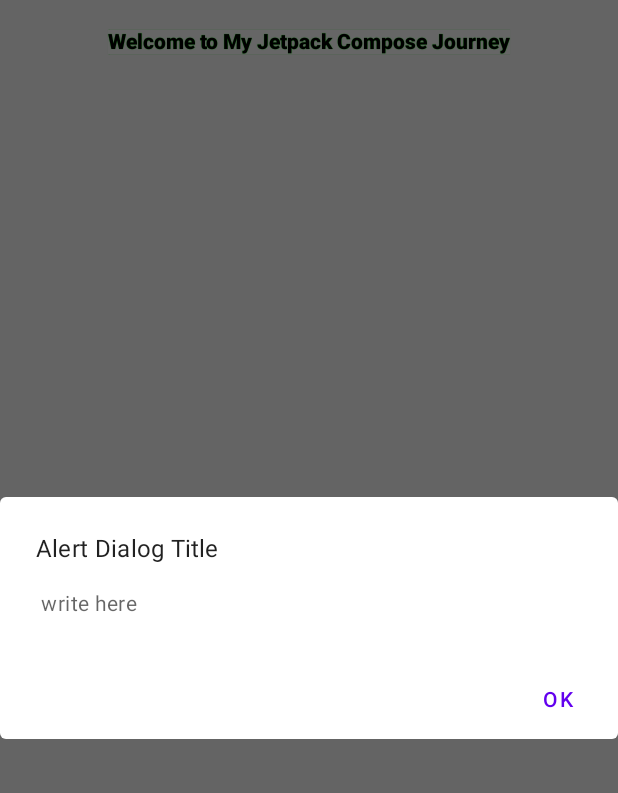
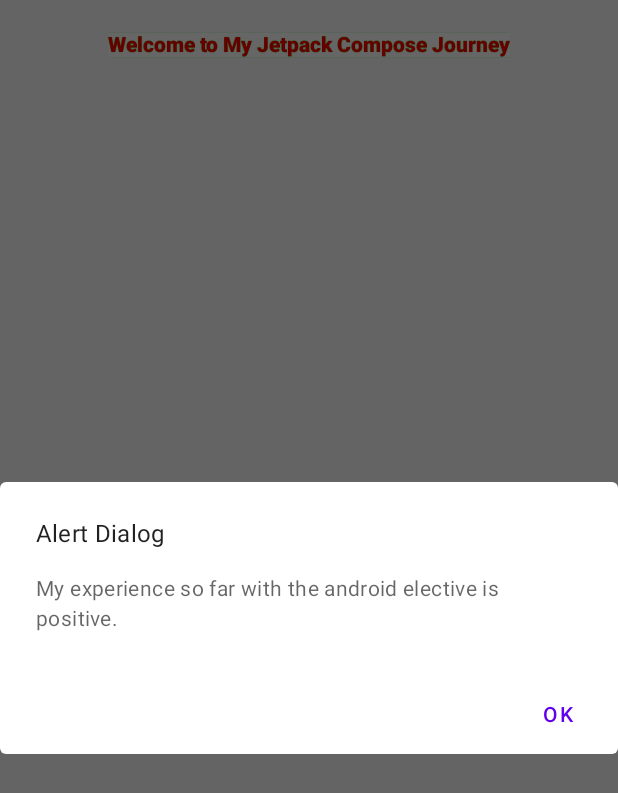
Before and after one commit to Chadrackmbuyi01/mobile-programing-assignment02, an Android app built with Jetpack Compose: the screen it shows after launch (MainActivity), after a tap on "Info", on a phone screen of 412 x 824 dp. Shown: the top 793 px of the screen. Run offline under Robolectric (Android 15) with nearby library versions, the phone set to English and light mode, and no system bars.

Commit message:
Added changes

```diff
--- a/app/src/main/java/com/example/mobile_programing_assignment02/MainActivity.kt
+++ b/app/src/main/java/com/example/mobile_programing_assignment02/MainActivity.kt
@@ -55,6 +55,7 @@ class MainActivity : ComponentActivity() {
     }
 }
 
+@Preview
 @Composable
 fun TextView() {
     Column(
@@ -66,23 +67,21 @@ fun TextView() {
 
         horizontalAlignment = Alignment.CenterHorizontally,
     ) {
-
         Text(
-
             text = "Welcome to My Jetpack Compose Journey",
-
             style = TextStyle(
-                color = Color.Black,
+                color = Color.Red,
                 fontWeight = FontWeight.Black,
                 fontFamily = FontFamily.Default,
                 background = Color.White,
                 shadow = Shadow(color = Color.Green),
                 textAlign = TextAlign.Center,
             ),
-            modifier = Modifier.padding(all = Dp(20.0F))
+            modifier = Modifier.padding(all = Dp(22.0F))
         )
     }
 }
+@Preview
 @Composable
 fun Alert(setVisible: MutableState<Boolean>)
 {
@@ -95,8 +94,8 @@ fun Alert(setVisible: MutableState<Boolean>)
                     Text(text = "OK")
                 }
             },
-            title = { Text(text = "Alert Dialog Title")},
-            text = { Text(text = " write here")}
+            title = { Text(text = "Alert Dialog")},
+            text = { Text(text = "My experience so far with the android elective is positive.")}
         )
 
 
```
